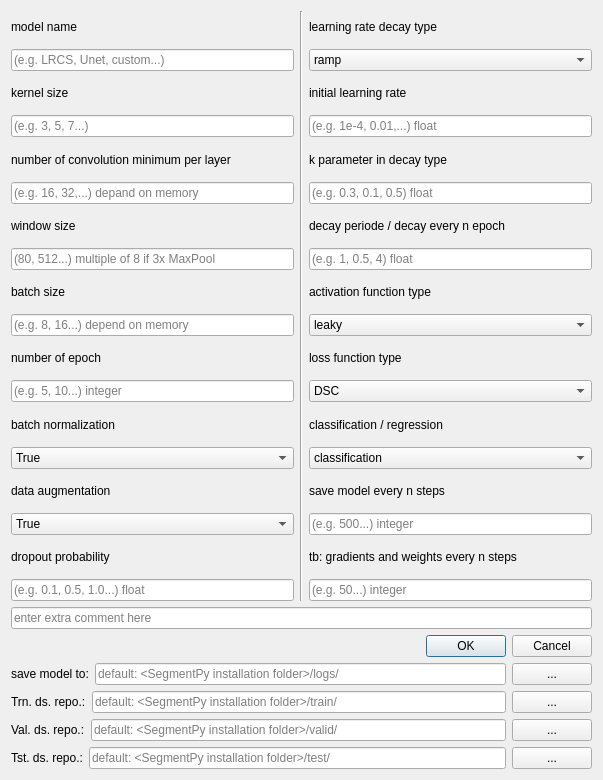
The window that _taskManager/dialog.ui (ZeliangSu/SegmentPy) describes before a commit, drawn with Qt 5.
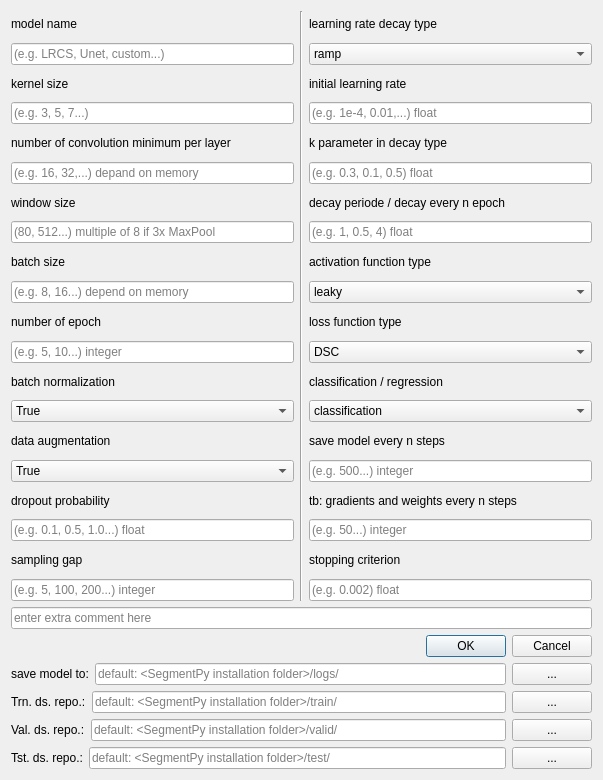
The same window after the commit.

What changed in the file:
```diff
--- a/_taskManager/dialog.ui
+++ b/_taskManager/dialog.ui
@@ -166,6 +166,20 @@
            </property>
           </widget>
          </item>
+         <item>
+          <widget class="QLabel" name="label_23">
+           <property name="text">
+            <string>sampling gap</string>
+           </property>
+          </widget>
+         </item>
+         <item>
+          <widget class="QLineEdit" name="sampling_gap">
+           <property name="placeholderText">
+            <string>(e.g. 5, 100, 200...) integer</string>
+           </property>
+          </widget>
+         </item>
         </layout>
        </item>
        <item>
@@ -356,6 +370,20 @@
            </property>
           </widget>
          </item>
+         <item>
+          <widget class="QLabel" name="label_24">
+           <property name="text">
+            <string>stopping criterion</string>
+           </property>
+          </widget>
+         </item>
+         <item>
+          <widget class="QLineEdit" name="criterion">
+           <property name="placeholderText">
+            <string>(e.g. 0.002) float</string>
+           </property>
+          </widget>
+         </item>
         </layout>
        </item>
       </layout>
```
